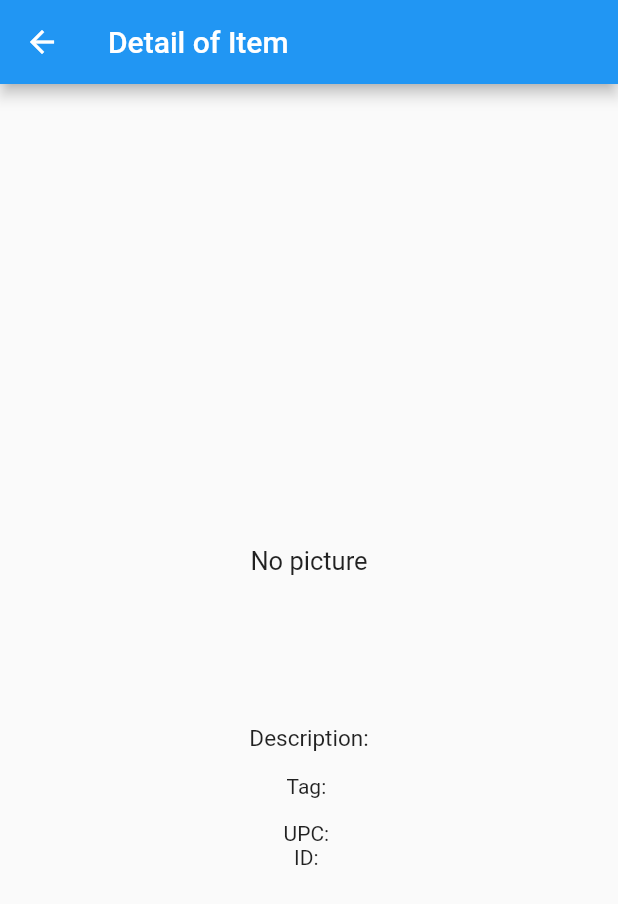
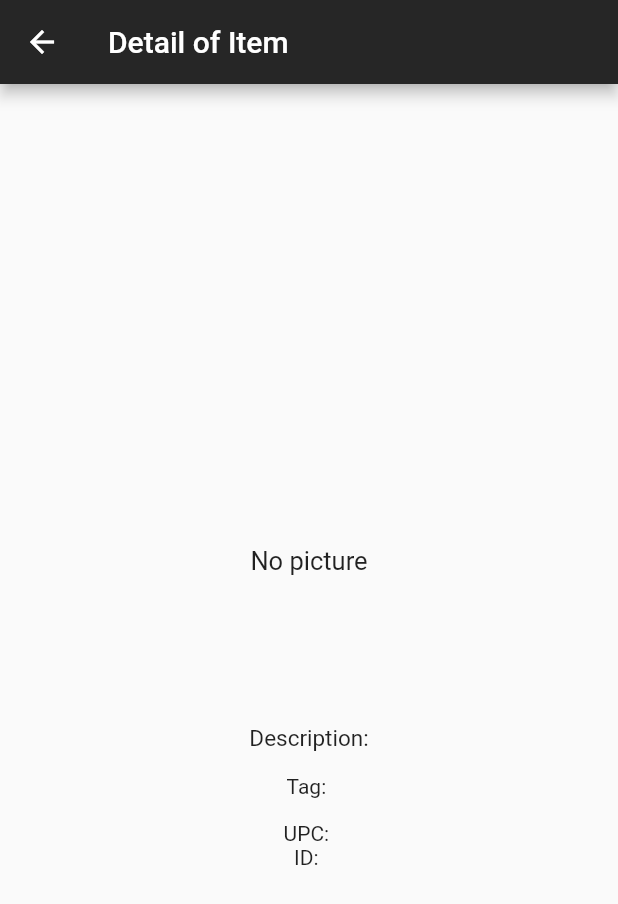
Before and after one commit to denver-code/stuff_accounting, a Flutter app: the DetailView screen opened directly with empty values, on a phone screen of 412 x 824 dp. Shown: the top 904 px of the screen. Run offline on Flutter 3.47's test engine with Material 2 defaults, Android fonts, the phone set to English and light mode, and no system bars; our stand-ins replace file_picker, flutter_expandable_fab, get, get_storage, share; missing offline and left inert: barcode_scan2; accounts and stored records are empty; network calls fail.

Commit message:
new detail screen appbar color

```diff
--- a/lib/app/modules/detail/views/detail_view.dart
+++ b/lib/app/modules/detail/views/detail_view.dart
@@ -2,6 +2,7 @@ import 'package:flutter/material.dart';
 
 import 'package:get/get.dart';
 import 'package:http/http.dart' as http;
+import 'package:stuff_accounting_app/app/internal/hex2color.dart';
 
 import 'package:stuff_accounting_app/app/internal/models/item.dart';
 
@@ -14,6 +15,7 @@ class DetailView extends GetView<DetailController> {
     final Item item = Get.arguments;
     return Scaffold(
       appBar: AppBar(
+        backgroundColor: HexColor.fromHex("#262626"),
         title: const Text("Detail of Item"),
       ),
       body: SafeArea(
```
